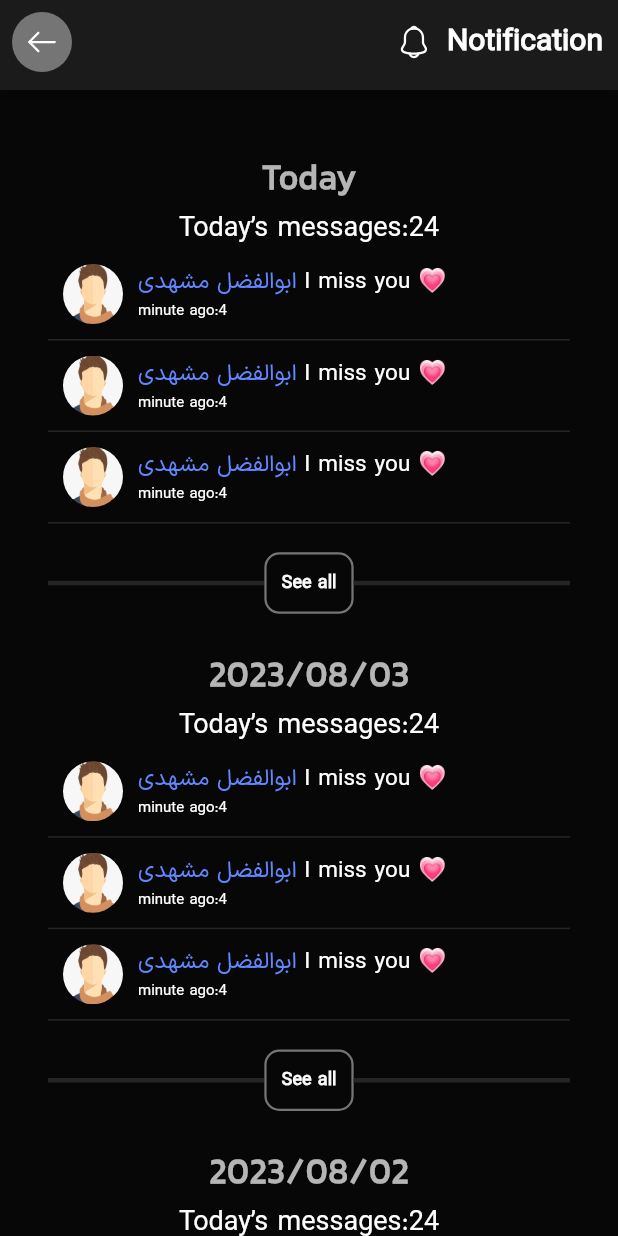
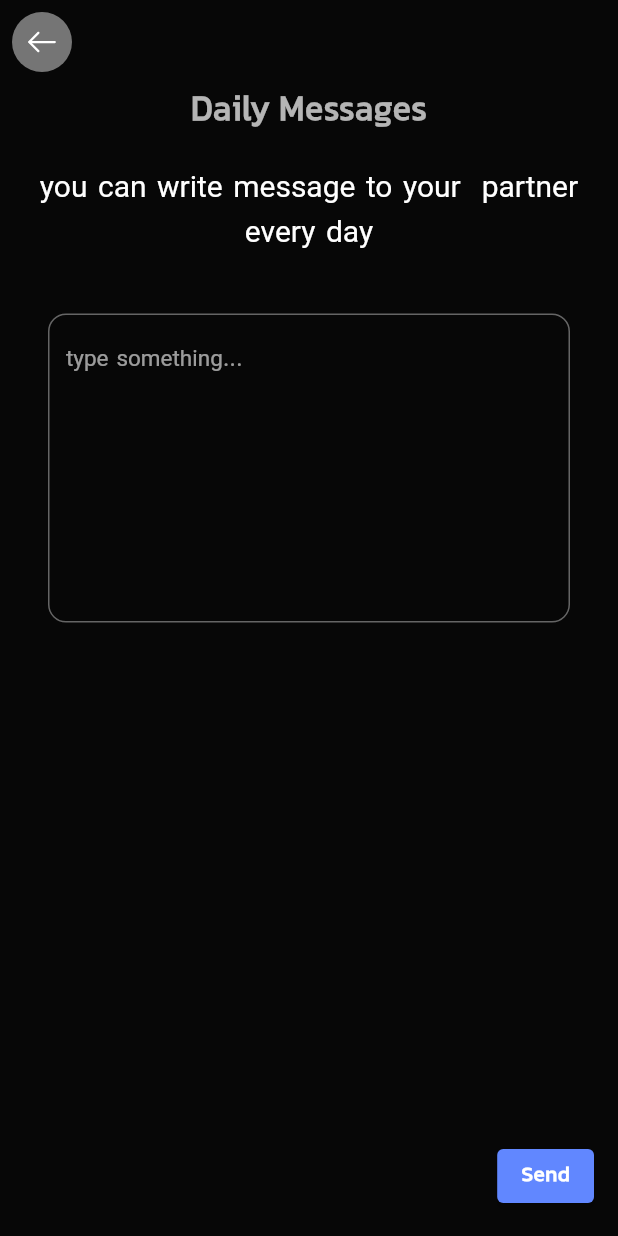
Before and after one commit to Abolfazl-MI/deltangi, a Flutter app: the screen it shows after launch, on a phone screen of 412 x 824 dp. Run offline on Flutter 3.47's test engine with Material 2 defaults, Android fonts, the light colour scheme and no system bars; our stand-ins replace flutter_svg, get, intl_phone_field, pinput, styled_text.

Commit message:
added daily messages screen

```diff
--- a/lib/controllers/language_controller.dart
+++ b/lib/controllers/language_controller.dart
@@ -29,12 +29,19 @@ class LanguageConstant {
   static const String today = 'today';
   static const String todayMessageCount = 'today_message_count';
   static const String minAgo = 'a_min_ago';
+  static const String dailyNote = 'daily_notes';
+  static const String youCouldWriteDailyNotes = 'you_could_write_daily_notes';
+  static const String send = 'send';
 }
 
 class Language extends Translations {
   @override
   Map<String, Map<String, String>> get keys => {
         "fa_IR": {
+          LanguageConstant.send:'ارسال',
+          LanguageConstant.dailyNote: 'متن روزانه',
+          LanguageConstant.youCouldWriteDailyNotes:
+              'هر روز میتونید متنی برای پارتنر خود بنویسید',
           LanguageConstant.todayMessageCount: 'تعداد پیام های امروز',
           LanguageConstant.today: 'امروز',
           LanguageConstant.notification: 'اعلانات',
@@ -66,10 +73,11 @@ class Language extends Translations {
           LanguageConstant.fineYourPartner: 'پارتنرتو پیدا کن',
           LanguageConstant.enterYourPartnerId:
               'شماره تلفن یا ایمیل پارتنرت رو وارد کن بهش متصل شو',
-          LanguageConstant.minAgo:'دقیقه قبل',
+          LanguageConstant.minAgo: 'دقیقه قبل',
         },
         "en_US": {
-          LanguageConstant.minAgo:'minute ago',
+          LanguageConstant.send:'Send',
+          LanguageConstant.minAgo: 'minute ago',
           LanguageConstant.shareYourFelling:
               "Share your feeling with your <color>partner</color>",
           LanguageConstant.joinUs: "Join us and share your felling easily",
@@ -99,7 +107,10 @@ class Language extends Translations {
           LanguageConstant.sentYou: 'send you',
           LanguageConstant.missYou: 'I miss you 💗',
           LanguageConstant.today: 'Today',
-          LanguageConstant.todayMessageCount: 'Today’s messages'
+          LanguageConstant.todayMessageCount: 'Today’s messages',
+          LanguageConstant.dailyNote: 'Daily Messages',
+          LanguageConstant.youCouldWriteDailyNotes:
+              'you can write message to your  partner every day'
         },
       };
 }
--- a/lib/main.dart
+++ b/lib/main.dart
@@ -32,7 +32,7 @@ class MyApp extends StatelessWidget {
       themeMode: ThemeMode.dark,
       translations: Language(),
       getPages: AppRouter.pages,
-      initialRoute: AppRouteNames.notificationSettingPage,
+      initialRoute: AppRouteNames.dailyNotes,
       locale: Locale('en', 'US'),
       fallbackLocale: Locale('en', 'US'),
     );
--- a/lib/views/router/route_names.dart
+++ b/lib/views/router/route_names.dart
@@ -7,4 +7,5 @@ class AppRouteNames {
   static const String completeProfileScreen = '/completeProfileScreen';
   static const String findYourPartner = "/findYourPartner";
   static const String notificationSettingPage = '/notificationSettingScreen';
+  static const String dailyNotes='/dailyNotesScreen';
 }
--- a/lib/views/router/router.dart
+++ b/lib/views/router/router.dart
@@ -1,5 +1,6 @@
 import 'package:deltangi/views/router/route_names.dart';
 import 'package:deltangi/views/screens/complete_profile/complete_profile_screen.dart';
+import 'package:deltangi/views/screens/daily_notes/daily_note_screeen.dart';
 import 'package:deltangi/views/screens/find_your_partner/find_your_partnner.dart';
 import 'package:deltangi/views/screens/introduction/intro_screen.dart';
 import 'package:deltangi/views/screens/notification_setting/notification_setting.dart';
@@ -28,6 +29,9 @@ class AppRouter {
       name: AppRouteNames.findYourPartner,
       page: () => FindYourPartner(),
     ),
-    GetPage(name: AppRouteNames.notificationSettingPage, page: ()=>NotificationSettingScreen())
+    GetPage(
+        name: AppRouteNames.notificationSettingPage,
+        page: () => NotificationSettingScreen()),
+    GetPage(name: AppRouteNames.dailyNotes, page: () => DailyNoteScreen())
   ];
 }
--- /dev/null
+++ b/lib/views/screens/daily_notes/daily_note_screeen.dart
@@ -0,0 +1,85 @@
+import 'package:deltangi/controllers/language_controller.dart';
+import 'package:deltangi/gen/assets.gen.dart';
+import 'package:deltangi/views/widgets/icon_button_background.dart';
+import 'package:flutter/material.dart';
+import 'package:get/get.dart';
+
+class DailyNoteScreen extends StatelessWidget {
+  const DailyNoteScreen({super.key});
+
+  @override
+  Widget build(BuildContext context) {
+    FocusNode fieldFocus = FocusNode();
+    TextTheme textTheme = Theme.of(context).textTheme;
+    return Scaffold(
+      floatingActionButton: ElevatedButton(
+          child: Text(
+            LanguageConstant.send.tr,
+            style: textTheme.titleLarge!.copyWith(fontWeight: FontWeight.bold),
+          ),
+          onPressed: () {}),
+      appBar: AppBar(
+        automaticallyImplyLeading: false,
+        elevation: 0,
+        backgroundColor: Colors.transparent,
+        leading: Padding(
+          padding: const EdgeInsets.all(8.0),
+          child: CircleIconButton(
+            iconPath: Assets.icons.arrowLeft,
+            onTap: () {},
+          ),
+        ),
+      ),
+      body: Column(
+        children: [
+          Center(
+            child: Text(
+              LanguageConstant.dailyNote.tr,
+              style: textTheme.headlineLarge!
+                  .copyWith(fontWeight: FontWeight.bold),
+            ),
+          ),
+          SizedBox(
+            height: 10,
+          ),
+          Center(
+            child: Padding(
+              padding: const EdgeInsets.all(8.0),
+              child: Text(
+                LanguageConstant.youCouldWriteDailyNotes.tr,
+                maxLines: 2,
+                style: textTheme.bodyMedium!.copyWith(fontSize: 20),
+                textAlign: TextAlign.center,
+              ),
+            ),
+          ),
+          SizedBox(
+            height: 30,
+          ),
+          Padding(
+            padding: const EdgeInsets.symmetric(horizontal: 32),
+            child: Container(
+              width: MediaQuery.of(context).size.width,
+              height: MediaQuery.of(context).size.height * 0.25,
+              child: TextField(
+                expands: true,
+                maxLines: null,
+                onTapOutside: (value) {
+                  FocusScope.of(context).unfocus();
+                },
+                textAlignVertical: TextAlignVertical.top,
+                style: textTheme.bodyLarge!.copyWith(fontSize: 15),
+                decoration: InputDecoration(
+                  hintText: LanguageConstant.typeSomeThing.tr,
+                  isDense: true,
+                  border: OutlineInputBorder(
+                      borderRadius: BorderRadius.circular(12)),
+                ),
+              ),
+            ),
+          )
+        ],
+      ),
+    );
+  }
+}
```
